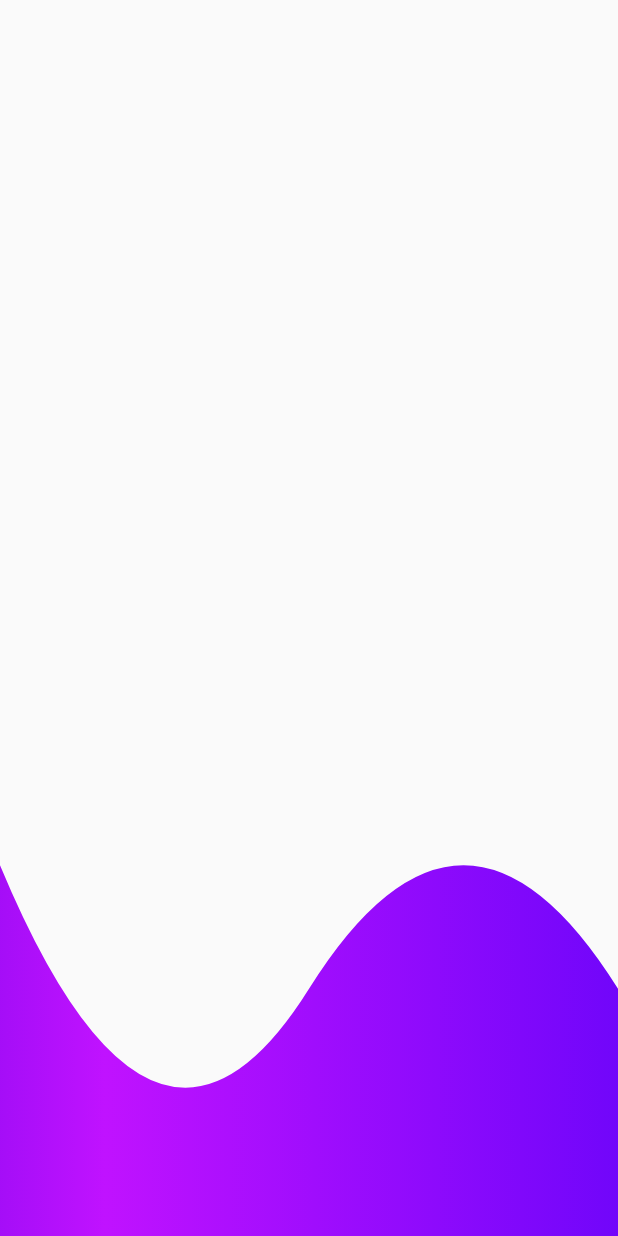
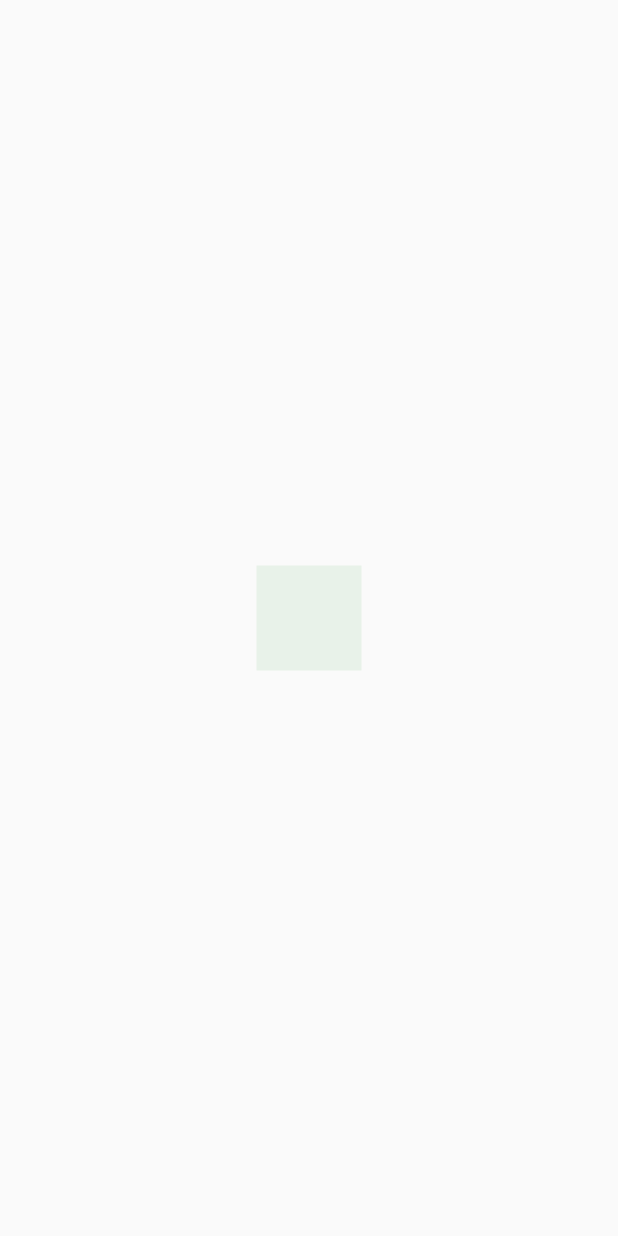
Before and after one commit to jazminasaleh/custom_painter_flutter, a Flutter app: the screen it shows after launch, on a phone screen of 412 x 824 dp. Run offline on Flutter 3.47's test engine with Material 2 defaults, Android fonts, the phone set to English and light mode, and no system bars.

Commit message:
animacion

```diff
--- a/lib/main.dart
+++ b/lib/main.dart
@@ -1,3 +1,4 @@
+import 'package:diseno/src/pages/animaciones_page.dart';
 import 'package:diseno/src/pages/headers_page.dart';
 import 'package:flutter/material.dart';
 
@@ -11,7 +12,7 @@ class MyApp extends StatelessWidget {
     return MaterialApp(
       debugShowCheckedModeBanner: false,
       title: 'Diaños apps',
-      home: HeadersPage()
+      home: AnimacionesPage()
     );
   }
 }
--- /dev/null
+++ b/lib/src/pages/animaciones_page.dart
@@ -0,0 +1,89 @@
+import 'package:flutter/material.dart';
+import 'dart:math' as Math;
+
+class AnimacionesPage extends StatelessWidget {
+  const AnimacionesPage({super.key});
+
+  @override
+  Widget build(BuildContext context) {
+    return Scaffold(
+      body: Center(
+        child: CuadradoAnimado(),
+      ),
+    );
+  }
+}
+
+class CuadradoAnimado extends StatefulWidget {
+  const CuadradoAnimado({
+    Key? key,
+  }) : super(key: key);
+
+  @override
+  State<CuadradoAnimado> createState() => _CuadradoAnimadoState();
+}
+
+//*se le hace la animacion al rectangulo
+//*se le da la opacidad
+class _CuadradoAnimadoState extends State<CuadradoAnimado>
+    with SingleTickerProviderStateMixin {
+  late AnimationController controller;
+  late Animation<double> rotacion;
+  late Animation<double> opacidad;
+
+  @override
+  void initState() {
+    //Controlador: es el que dice que avance retroceder y asi
+    controller = new AnimationController(
+        vsync: this, duration: Duration(milliseconds: 4000));
+    // la rotacion comienza  a variar desde 0 hasta 2 en los 4000 segundo
+    // lo de curves es el tipo de animacion
+    rotacion = Tween(begin: 0.0, end: 2 * Math.pi)
+    //En que punto del tiempo se reproduce la animacion
+        .animate(CurvedAnimation(parent: controller, curve: Interval(0 , 0.25, curve: Curves.easeOut)));
+
+    opacidad = Tween(begin: 0.1, end: 1.0).animate(controller);
+    controller.addListener(() {
+      if (controller.status == AnimationStatus.completed) {
+        //*Resetiar el valor de la opacidad
+        controller.reset();
+      }
+    });
+    controller.forward();
+    super.initState();
+  }
+
+  @override
+  void dispose() {
+    controller.dispose();
+    super.dispose();
+  }
+
+  @override
+  Widget build(BuildContext context) {
+    //Play comienza la animacion
+    controller.forward();
+    return AnimatedBuilder(
+      animation: controller,
+      //*LLama al rectangulo
+      child: _Rectangulo(),
+      builder: (BuildContext context, Widget? childRectangulo) {
+        return Transform.rotate(angle: rotacion.value,
+        child:Opacity(opacity: opacidad.value,
+        child: childRectangulo,));
+      },
+    );
+  }
+}
+
+//*Se le asigna color y tamaño al rectangulo
+class _Rectangulo extends StatelessWidget {
+  @override
+  Widget build(BuildContext context) {
+    return Container(
+      width: 70,
+      height: 70,
+      decoration: BoxDecoration(color: Colors.green),
+    );
+  }
+}
--- a/lib/src/pages/headers_page.dart
+++ b/lib/src/pages/headers_page.dart
@@ -7,7 +7,7 @@ class HeadersPage extends StatelessWidget {
   Widget build(BuildContext context) {
     return Scaffold(
       body:
-         HeaderDobleAbajoCurvo(),
+         HeaderDobleCurvo(),
     );
   }
 }
```
